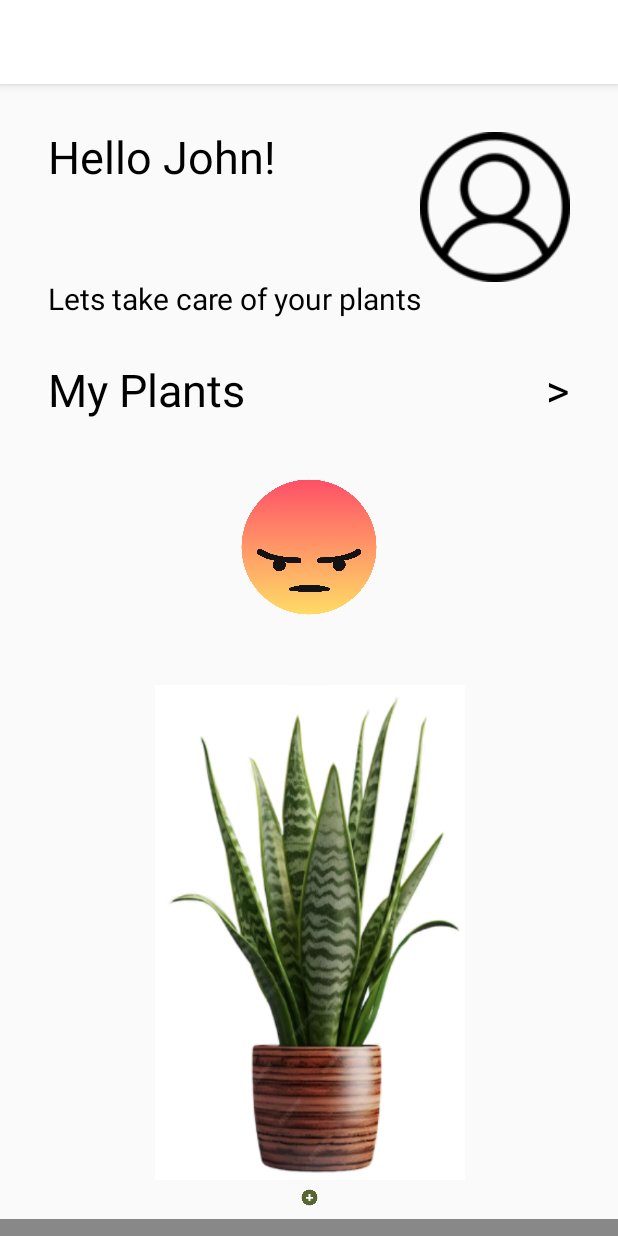
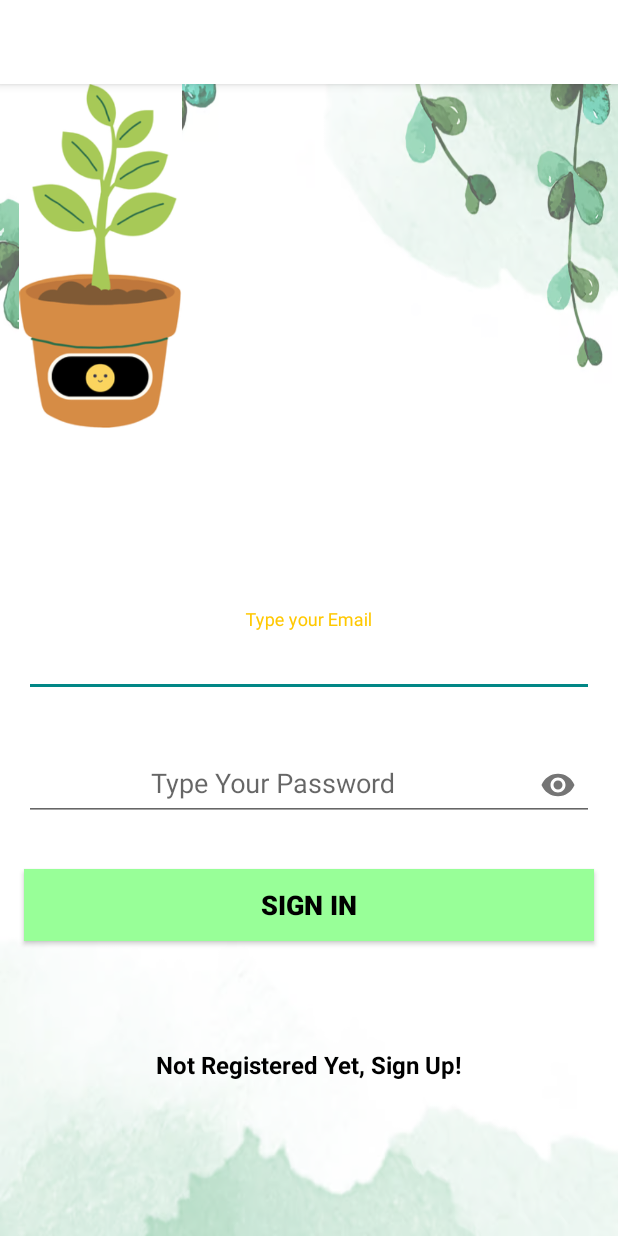
Before and after one commit to TerribleSpeller/Moodbloom, an Android app built with Jetpack Compose: the screen it shows after launch (MainActivity before the commit, SignInActivity after it), on a phone screen of 412 x 824 dp. Run offline under Robolectric (Android 15) with nearby library versions, the phone set to English and light mode, and no system bars; our stand-ins replace Firebase (no records; nobody signed in at launch, a user with empty details on screens opened directly).

Commit message:
Added Login Activity - No Signup Acitivy.

```diff
--- a/app/build.gradle.kts
+++ b/app/build.gradle.kts
@@ -39,7 +39,9 @@ android {
     }
     buildFeatures {
         compose = true
+        viewBinding = true
     }
+
     composeOptions {
         kotlinCompilerExtensionVersion = "1.5.1"
     }
@@ -73,6 +75,7 @@ dependencies {
     //FunnyPicasso
     implementation("com.squareup.picasso:picasso:2.71828")
     implementation("com.google.firebase:firebase-database-ktx:21.0.0")
+    implementation("com.google.firebase:firebase-auth:23.0.0")
     testImplementation("junit:junit:4.13.2")
     androidTestImplementation("androidx.test.ext:junit:1.1.5")
     androidTestImplementation("androidx.test.espresso:espresso-core:3.5.1")
--- a/app/src/main/java/com/comporg/finalprojectv3/MainActivity.kt
+++ b/app/src/main/java/com/comporg/finalprojectv3/MainActivity.kt
@@ -11,11 +11,6 @@ class MainActivity : AppCompatActivity() {
         super.onCreate(savedInstanceState)
         setContentView(R.layout.activity_main)
 
-        // Load the PageOneFragment
-        if (savedInstanceState == null) {
-            supportFragmentManager.beginTransaction()
-                .replace(R.id.fragment_container_view, PageOneFragment())
-                .commit()
-        }
+
     }
 }
--- /dev/null
+++ b/app/src/main/java/com/comporg/finalprojectv3/SignInActivity.kt
@@ -0,0 +1,58 @@
+package com.comporg.finalprojectv3
+
+
+import android.content.Intent
+import android.os.Bundle
+import android.widget.Toast
+import androidx.appcompat.app.AppCompatActivity
+import com.comporg.finalprojectv3.databinding.ActivitySignInBinding
+import com.google.firebase.auth.FirebaseAuth
+
+class SignInActivity : AppCompatActivity() {
+
+    private lateinit var binding: ActivitySignInBinding
+    private lateinit var firebaseAuth: FirebaseAuth
+
+    override fun onCreate(savedInstanceState: Bundle?) {
+        super.onCreate(savedInstanceState)
+        binding = ActivitySignInBinding.inflate(layoutInflater)
+        setContentView(binding.root)
+
+
+        firebaseAuth = FirebaseAuth.getInstance()
+        binding.textView.setOnClickListener {
+            val intent = Intent(this, SignUpActivity::class.java)
+            startActivity(intent)
+        }
+
+        binding.button.setOnClickListener {
+            val email = binding.emailEt.text.toString()
+            val pass = binding.passET.text.toString()
+
+            if (email.isNotEmpty() && pass.isNotEmpty()) {
+
+                firebaseAuth.signInWithEmailAndPassword(email, pass).addOnCompleteListener {
+                    if (it.isSuccessful) {
+                        val intent = Intent(this, PageOneActivity::class.java)
+                        startActivity(intent)
+                    } else {
+                        Toast.makeText(this, it.exception.toString(), Toast.LENGTH_SHORT).show()
+
+                    }
+                }
+            } else {
+                Toast.makeText(this, "Empty Fields Are not Allowed !!", Toast.LENGTH_SHORT).show()
+
+            }
+        }
+    }
+
+    override fun onStart() {
+        super.onStart()
+
+        if(firebaseAuth.currentUser != null){
+            val intent = Intent(this, MainActivity::class.java)
+            startActivity(intent)
+        }
+    }
+}
--- a/app/src/main/java/com/comporg/finalprojectv3/pageone.kt
+++ b/app/src/main/java/com/comporg/finalprojectv3/pageone.kt
@@ -8,6 +8,7 @@ import android.view.View
 import android.view.ViewGroup
 import android.widget.Button
 import android.widget.TextView
+import androidx.activity.compose.setContent
 import androidx.annotation.DrawableRes
 import androidx.annotation.StringRes
 import androidx.compose.animation.animateContentSize
@@ -51,30 +52,17 @@ import androidx.compose.ui.platform.ComposeView
 import androidx.compose.ui.platform.LocalContext
 import com.comporg.finalprojectv3.data.PlantIDClass
 import com.comporg.finalprojectv3.data.examplePlant
+import androidx.appcompat.app.AppCompatActivity
 
+class PageOneActivity : AppCompatActivity() {
 
-
-class PageOneFragment : Fragment() {
-
-
-    /**
-     * TODO: Figure this out. Help. Because rn it needs for onCreateView to use @Composable functions
-     */
-    override fun onCreateView(
-        inflater: LayoutInflater, container: ViewGroup?,
-        savedInstanceState: Bundle?
-    ): View? {
-        val view = inflater.inflate(R.layout.pageone, container, false)
-
-        val composeView = view.findViewById<ComposeView>(R.id.compose_view)
-        composeView.setContent {
+    override fun onCreate(savedInstanceState: Bundle?) {
+        super.onCreate(savedInstanceState)
+        setContent {
             HomePage()
         }
-
-        return view
     }
 }
-
 
 enum class AppScreen(@StringRes val title: Int) {
     Status(title = R.string.status_page),
@@ -83,9 +71,6 @@ enum class AppScreen(@StringRes val title: Int) {
     PlantList (title = R.string.plantlist_info)
 }
 
-/**
- * Composable that displays the topBar and displays back button if back navigation is possible. Taken from Cupcake
- */
 @OptIn(ExperimentalMaterial3Api::class)
 @Composable
 fun AppBar(
@@ -113,10 +98,6 @@ fun AppBar(
     )
 }
 
-/**
- *
- *Home Page Composable
- */
 @Composable
 fun HomePage() {
     Column(
@@ -132,10 +113,8 @@ fun HomePage() {
         )
         bottomMenu()
     }
-
 }
 
-//Plant Part
 @Composable
 fun PlantImage(plant: PlantIDClass, modifier: Modifier = Modifier) {
     Column(
@@ -149,30 +128,21 @@ fun PlantImage(plant: PlantIDClass, modifier: Modifier = Modifier) {
             .fillMaxWidth(),
         horizontalAlignment = Alignment.CenterHorizontally,
         verticalArrangement = Arrangement.Center
-
     ) {
         Row(
             horizontalArrangement = Arrangement.Center,
             modifier = modifier
-
-            //.fillMaxWidth()
         ) {
-            /*TODO*/
-            //Greeting("User")
             PlantStateIcon(plant.StateIconImg)
-
         }
         Row(
             modifier = modifier
-            // .fillMaxWidth()
         ) {
             PlantImg(plant.StateImage)
         }
-
     }
 }
 
-/*For the State Image*/
 @Composable
 fun PlantStateIcon(
     @DrawableRes plantStateImage: Int,
@@ -189,10 +159,8 @@ fun PlantStateIcon(
             contentDescription = null
         )
     }
-
 }
 
-/*For the State Image*/
 @Composable
 fun PlantImg(
     @DrawableRes plantStateImage: Int,
@@ -231,15 +199,12 @@ fun TopBar(
                 painter = painterResource(R.drawable.smalleruser),
                 contentDescription = null,
                 modifier = Modifier.clickable {
-                    /*TODO Make User Page    */
                     val intent = Intent(context, PageThree::class.java)
-                    context.startActivity(intent) },
-
+                    context.startActivity(intent)
+                },
             )
         }
-        Row(
-
-        ) {
+        Row {
             Text(
                 stringResource(R.string.splashName), fontSize = 20.sp
             )
@@ -259,9 +224,9 @@ fun myPlantsMenu(
             .padding(32.dp, 0.dp)
             .fillMaxWidth()
             .clickable {
-                /*TODO Make MyPlants Page    */
                 val intent = Intent(context, PageThree::class.java)
-                context.startActivity(intent) },
+                context.startActivity(intent)
+            },
     ) {
         Text(
             stringResource(R.string.menuName), fontSize = 30.sp
@@ -281,46 +246,29 @@ fun bottomMenu(
     Box(
         modifier = Modifier
             .fillMaxSize()
-            .background(
-                Color.Gray
-            )
+            .background(Color.Gray)
     ) {
-        Column(
-            modifier = Modifier
-
-        ) {
+        Column {
             Row(
-                //For the top button to add more plants
                 horizontalArrangement = Arrangement.Center,
                 modifier = Modifier
                     .padding(0.dp, 0.dp)
                     .fillMaxWidth()
                     .offset(0.dp, -20.dp)
-
             ) {
                 Image(
                     painter = painterResource(R.drawable.plussymbollate),
                     modifier = modifier
                         .size(50.dp)
                         .clickable {
-                            /*TODO Make AddPlants Page    */
                             val intent = Intent(context, PageThree::class.java)
-                            context.startActivity(intent) },
-                    //.padding(0.dp, 0.dp, 0.dp, 5.dp),
+                            context.startActivity(intent)
+                        },
                     contentDescription = null
                 )
-                /*
-                Canvas(modifier = Modifier.fillMaxWidth()) {
-                    scale(scaleX = 5f, scaleY = 5f) {
-                        drawCircle(Color.LightGray, radius = 5.dp.toPx())
-                    }
-                }
-                */
             }
             Row(
-                //For Stats and Comms
                 horizontalArrangement = Arrangement.SpaceBetween,
-
                 modifier = Modifier
                     .padding(82.dp, 12.dp)
                     .fillMaxWidth()
@@ -330,14 +278,13 @@ fun bottomMenu(
                     verticalArrangement = Arrangement.spacedBy(2.dp),
                     modifier = Modifier
                         .clickable {
-                            /*TODO Make Statistics Page a Placeholder    */
                             val intent = Intent(context, PageStat::class.java)
-                            context.startActivity(intent) },
+                            context.startActivity(intent)
+                        },
                 ) {
                     Image(
                         painter = painterResource(R.drawable.staticon),
                         modifier = modifier.size(50.dp),
-                        //.padding(0.dp, 0.dp, 0.dp, 5.dp),
                         contentDescription = null
                     )
                     Text(
@@ -348,9 +295,9 @@ fun bottomMenu(
                     verticalArrangement = Arrangement.Center,
                     modifier = Modifier
                         .clickable {
-                            /*TODO Make Community Page a Placeholder    */
                             val intent = Intent(context, PageFour::class.java)
-                            context.startActivity(intent) }
+                            context.startActivity(intent)
+                        }
                 ) {
                     Image(
                         painter = painterResource(R.drawable.commicon),
@@ -361,8 +308,6 @@ fun bottomMenu(
                         stringResource(R.string.Comms), fontSize = 15.sp
                     )
                 }
-
-
             }
         }
     }
--- a/app/src/main/res/layout/activity_main.xml
+++ b/app/src/main/res/layout/activity_main.xml
@@ -4,12 +4,6 @@
     android:layout_width="match_parent"
     android:layout_height="match_parent">
 
-    <androidx.fragment.app.FragmentContainerView
-        android:id="@+id/fragment_container_view"
-        android:layout_width="match_parent"
-        android:layout_height="match_parent"
-        android:name="com.comporg.finalprojectv3.PageOneFragment"
-        android:layout_centerInParent="true"/>
 
     <androidx.compose.ui.platform.ComposeView
         android:id="@+id/compose_view"
--- /dev/null
+++ b/app/src/main/res/layout/activity_sign_in.xml
@@ -0,0 +1,102 @@
+<?xml version="1.0" encoding="utf-8"?>
+<androidx.constraintlayout.widget.ConstraintLayout xmlns:android="http://schemas.android.com/apk/res/android"
+    xmlns:app="http://schemas.android.com/apk/res-auto"
+    xmlns:tools="http://schemas.android.com/tools"
+    android:layout_width="match_parent"
+    android:layout_height="match_parent"
+    android:background="@drawable/start_background"
+    tools:context=".SignInActivity">
+
+    <com.google.android.material.textfield.TextInputLayout
+        android:id="@+id/emailLayout"
+        style="@style/LoginTextInputOuterFieldStyle"
+        android:layout_width="match_parent"
+        android:layout_height="wrap_content"
+        android:layout_marginHorizontal="16dp"
+        android:layout_marginTop="350dp"
+        app:boxStrokeColor="@color/yellow"
+        app:hintTextColor="@color/yellow"
+        app:layout_constraintEnd_toEndOf="parent"
+        app:layout_constraintHorizontal_bias="0.5"
+        app:layout_constraintStart_toStartOf="parent"
+        app:layout_constraintTop_toTopOf="parent">
+
+        <com.google.android.material.textfield.TextInputEditText
+            android:id="@+id/emailEt"
+            style="@style/LoginTextInputInnerFieldStyle"
+            android:layout_width="match_parent"
+            android:layout_height="48dp"
+            android:hint="Type your Email"
+            android:inputType="textEmailAddress"
+            android:textSize="18sp"
+            android:gravity="center" />
+    </com.google.android.material.textfield.TextInputLayout>
+
+    <com.google.android.material.textfield.TextInputLayout
+        android:id="@+id/passwordLayout"
+        style="@style/LoginTextInputOuterFieldStyle"
+        android:layout_width="match_parent"
+        android:layout_height="wrap_content"
+        android:layout_marginHorizontal="16dp"
+        android:layout_marginTop="24dp"
+        app:boxStrokeColor="@color/yellow"
+        app:hintTextColor="@color/yellow"
+        app:layout_constraintEnd_toEndOf="parent"
+        app:layout_constraintHorizontal_bias="0.5"
+        app:layout_constraintStart_toStartOf="parent"
+        app:layout_constraintTop_toBottomOf="@id/emailLayout"
+        app:passwordToggleEnabled="true">
+
+        <com.google.android.material.textfield.TextInputEditText
+            android:id="@+id/passET"
+            style="@style/LoginTextInputInnerFieldStyle"
+            android:layout_width="match_parent"
+            android:layout_height="48dp"
+            android:hint="Type Your Password"
+            android:inputType="textPassword"
+            android:textSize="18sp"
+            android:gravity="center" />
+    </com.google.android.material.textfield.TextInputLayout>
+
+    <androidx.appcompat.widget.AppCompatButton
+        android:id="@+id/button"
+        android:layout_width="0dp"
+        android:layout_height="wrap_content"
+        android:layout_marginHorizontal="16dp"
+        android:layout_marginTop="32dp"
+        android:layout_marginBottom="16dp"
+        android:background="@color/mint_green"
+        android:text="Sign In"
+        android:textColor="@color/black"
+        android:textStyle="bold"
+        android:textSize="18sp"
+        android:gravity="center"
+        app:layout_constraintEnd_toEndOf="parent"
+        app:layout_constraintHorizontal_bias="0.5"
+        app:layout_constraintStart_toStartOf="parent"
+        app:layout_constraintTop_toBottomOf="@+id/passwordLayout" />
+
+    <TextView
+        android:id="@+id/textView"
+        android:layout_width="wrap_content"
+        android:layout_height="wrap_content"
+        android:layout_marginBottom="32dp"
+        android:textColor="@color/black"
+        android:text="Not Registered Yet, Sign Up!"
+        android:textSize="16sp"
+        android:textStyle="bold"
+        app:layout_constraintBottom_toBottomOf="parent"
+        app:layout_constraintEnd_toEndOf="parent"
+        app:layout_constraintHorizontal_bias="0.5"
+        app:layout_constraintStart_toStartOf="parent"
+        app:layout_constraintTop_toBottomOf="@+id/button" />
+
+    <ImageView
+        android:id="@+id/imageView"
+        android:layout_width="134dp"
+        android:layout_height="229dp"
+        app:srcCompat="@drawable/moodbloom"
+        tools:layout_editor_absoluteX="138dp"
+        tools:layout_editor_absoluteY="104dp" />
+
+</androidx.constraintlayout.widget.ConstraintLayout>
--- a/app/src/main/res/values/colors.xml
+++ b/app/src/main/res/values/colors.xml
@@ -7,4 +7,7 @@
     <color name="teal_700">#FF018786</color>
     <color name="black">#FF000000</color>
     <color name="white">#FFFFFFFF</color>
+    <color name="yellow">#FFC801</color>
+    <color name="green">#FF00FF00</color> <!-- Green -->
+    <color name="mint_green">#FF98FF98</color> <!-- Mint Green -->
 </resources>
--- a/app/src/main/res/values/themes.xml
+++ b/app/src/main/res/values/themes.xml
@@ -7,4 +7,21 @@
         <item name="colorPrimaryDark">@color/black</item>
         <item name="colorAccent">@color/teal_700</item>
     </style>
+
+    <style name="LoginTextInputOuterFieldStyle" parent="Theme.AppCompat.Light.DarkActionBar">
+        <item name="android:layout_width">match_parent</item>
+        <item name="android:layout_height">wrap_content</item>
+        <item name="android:layout_marginTop">15dp</item>
+        <item name="android:layout_marginBottom">15dp</item>
+    </style>
+
+    <style name="LoginTextInputInnerFieldStyle" parent="Theme.AppCompat.Light.DarkActionBar">
+        <item name="android:layout_width">match_parent</item>
+        <item name="android:layout_height">wrap_content</item>
+        <item name="android:textColor">@color/black</item>
+        <item name="android:textColorHint">@color/black</item>
+        <item name="android:maxLines">1</item>
+        <item name="android:textSize">14sp</item>
+        <item name="android:singleLine">true</item>
+    </style>
 </resources>
--- a/build.gradle.kts
+++ b/build.gradle.kts
@@ -1,3 +1,8 @@
+buildscript {
+    dependencies {
+        classpath("com.google.gms:google-services:4.4.2")
+    }
+}
 // Top-level build file where you can add configuration options common to all sub-projects/modules.
 plugins {
     id("com.android.application") version "8.2.2" apply false
```
Also changed, not shown: app/src/main/AndroidManifest.xml (+13 -4 lines), app/src/main/java/com/comporg/finalprojectv3/SignUpActivity.kt (added, +51 -0 lines), app/src/main/res/layout/activity_sign_up.xml (added, +120 -0 lines), app/src/main/res/layout/mainactivity.xml (+3 -5 lines), app/src/main/res/drawable/mood_bloom_title.png (added), app/src/main/res/drawable/moodbloom.png (added), app/src/main/res/drawable/start_background.png (added).
